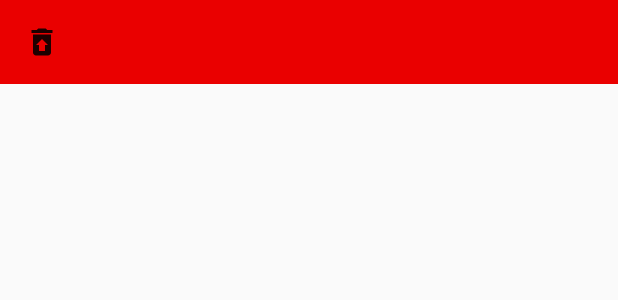
After one commit to JMonrealZ/pdfPrime, an Android app: the layout app_bar_main.xml on its own in the app's theme, with its tools: preview values and no code run, on a phone screen of 412 x 824 dp. The commit adds this screen. Shown: the top 300 px of the screen. Run offline under Robolectric (Android 15) with nearby library versions, the light colour scheme and no system bars.

Commit message:
navigation working drawer layout and appbar with trash and a easy way to have a control button for a drawer layout

```diff
--- a/app/src/main/java/com/example/pdfprime/CreatorCamFrag.kt
+++ b/app/src/main/java/com/example/pdfprime/CreatorCamFrag.kt
@@ -7,8 +7,10 @@ import android.view.View
 import android.view.ViewGroup
 import androidx.databinding.DataBindingUtil
 import com.example.pdfprime.databinding.FragmentCreatorCamBinding
-import com.example.pdfprime.databinding.FragmentDocumentBinding
 
+/**
+ * This fragment is used to create a pdf from camera
+ */
 class CreatorCamFrag : Fragment() {
     private lateinit var binding : FragmentCreatorCamBinding
 
--- a/app/src/main/java/com/example/pdfprime/CreatorTxtFrag.kt
+++ b/app/src/main/java/com/example/pdfprime/CreatorTxtFrag.kt
@@ -9,6 +9,9 @@ import androidx.databinding.DataBindingUtil
 import com.example.pdfprime.databinding.FragmentCreatorTxtBinding
 import com.example.pdfprime.databinding.FragmentDocumentBinding
 
+/**
+ * This fragment is used to create a pdf from scratch (inserting text, images and singatures)
+ */
 class CreatorTxtFrag : Fragment() {
     private lateinit var binding : FragmentCreatorTxtBinding
 
--- /dev/null
+++ b/app/src/main/java/com/example/pdfprime/Fruit.kt
@@ -0,0 +1,6 @@
+package com.example.pdfprime
+
+/**
+ * Class only for testing
+ */
+data class Fruit(val name:String, val supplier:String)
--- a/app/src/main/java/com/example/pdfprime/MyApp.java
+++ b/app/src/main/java/com/example/pdfprime/MyApp.java
@@ -3,6 +3,9 @@ package com.example.pdfprime;
 import android.app.Application;
 import android.content.Context;
 
+/**
+ * This class is used to get context from differents points from the app
+ */
 public class MyApp extends Application {
     private static MyApp instance;
 
--- a/app/src/main/java/com/example/pdfprime/ViewerFrag.kt
+++ b/app/src/main/java/com/example/pdfprime/ViewerFrag.kt
@@ -9,6 +9,9 @@ import androidx.databinding.DataBindingUtil
 import com.example.pdfprime.databinding.FragmentDocumentBinding
 import com.example.pdfprime.databinding.FragmentViewerBinding
 
+/**
+ * This class is used to display any pdf
+ */
 class ViewerFrag : Fragment() {
     private lateinit var binding : FragmentViewerBinding
 
--- /dev/null
+++ b/app/src/main/res/layout/app_bar_main.xml
@@ -0,0 +1,38 @@
+<?xml version="1.0" encoding="utf-8"?>
+<!--LAYOUT FOR COLLAPSING TOOLBAR-->
+<androidx.coordinatorlayout.widget.CoordinatorLayout
+    xmlns:android="http://schemas.android.com/apk/res/android"
+    xmlns:app="http://schemas.android.com/apk/res-auto"
+    xmlns:tools="http://schemas.android.com/tools"
+    android:layout_width="match_parent"
+    android:layout_height="match_parent"
+    android:fitsSystemWindows="true"
+    tools:context=".MainActivity">
+
+<com.google.android.material.appbar.AppBarLayout
+    android:layout_width="match_parent"
+    android:layout_height="wrap_content"
+    android:fitsSystemWindows="true"
+    android:minHeight="0dp"
+    android:theme="@style/ThemeOverlay.AppCompat.ActionBar">
+
+            <androidx.appcompat.widget.Toolbar
+                android:id="@+id/toolbar"
+                android:layout_width="match_parent"
+                android:layout_height="?attr/actionBarSize"
+                app:layout_scrollFlags="scroll|enterAlways|enterAlwaysCollapsed">
+
+                <com.example.pdfprime.DrawerController
+                    android:id="@+id/dcMenu"
+                    android:src="@drawable/ic_trash_24"
+                    android:layout_width="wrap_content"
+                    android:layout_height="wrap_content"
+                    android:background="@android:color/transparent"/>
+
+            </androidx.appcompat.widget.Toolbar>
+<!--        </com.google.android.material.appbar.CollapsingToolbarLayout>-->
+    </com.google.android.material.appbar.AppBarLayout>
+
+    <include layout="@layout/content_main"/>
+
+</androidx.coordinatorlayout.widget.CoordinatorLayout>
--- /dev/null
+++ b/app/src/main/res/layout/content_main.xml
@@ -0,0 +1,20 @@
+<?xml version="1.0" encoding="utf-8"?>
+<!--LAYOUT FOR COLLAPSING TOOLBAR(It should be with NestedScrollView as child)-->
+<androidx.core.widget.NestedScrollView xmlns:android="http://schemas.android.com/apk/res/android"
+    xmlns:app="http://schemas.android.com/apk/res-auto"
+    xmlns:tools="http://schemas.android.com/tools"
+    android:layout_width="match_parent"
+    android:layout_height="match_parent"
+    app:layout_behavior="@string/appbar_scrolling_view_behavior"
+    tools:context=".MainActivity"
+    tools:showIn="@layout/app_bar_main">
+
+        <fragment
+            android:id="@+id/hostFragmentContainer"
+            android:name="androidx.navigation.fragment.NavHostFragment"
+            android:layout_width="match_parent"
+            android:layout_height="match_parent"
+            app:defaultNavHost="true"
+            app:navGraph="@navigation/nav_graph"/>
+
+</androidx.core.widget.NestedScrollView>
--- a/app/src/main/res/values/dimen.xml
+++ b/app/src/main/res/values/dimen.xml
@@ -2,4 +2,7 @@
 <resources>
     <!--Floating action button-->
     <dimen name="fabMargin">5dp</dimen>
+
+    <!--Navigation drawer-->
+    <dimen name="navDrawerTitle">25sp</dimen>
 </resources>
--- a/app/src/main/res/values/styles.xml
+++ b/app/src/main/res/values/styles.xml
@@ -1,6 +1,7 @@
 <resources>
     <!-- Base application theme. -->
-    <style name="AppTheme" parent="Theme.AppCompat.Light.DarkActionBar">
+<!--    <style name="AppTheme" parent="Theme.AppCompat.Light.DarkActionBar">-->
+    <style name="AppTheme" parent="Theme.AppCompat.Light.NoActionBar">
         <!-- Customize your theme here. -->
         <item name="colorPrimary">@color/colorPrimary</item>
         <item name="colorPrimaryDark">@color/colorPrimaryDark</item>
```
Also changed, not shown: app/src/main/java/com/example/pdfprime/DocumentFrag.kt (+44 -5 lines), app/src/main/java/com/example/pdfprime/DrawerController.kt (added, +54 -0 lines), app/src/main/java/com/example/pdfprime/MainActivity.kt (+24 -11 lines), app/src/main/java/com/example/pdfprime/RecyclerViewAdapter.kt (added, +43 -0 lines), app/src/main/res/layout/activity_main.xml (+9 -30 lines), app/src/main/res/layout/fragment_document.xml (+43 -31 lines), app/src/main/res/layout/list_item.xml (added, +26 -0 lines), app/src/main/res/layout/menu_header.xml (+6 -3 lines).
